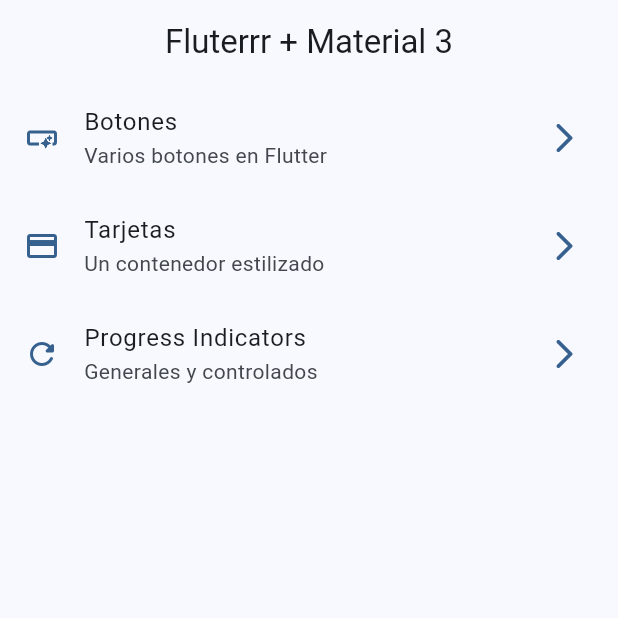
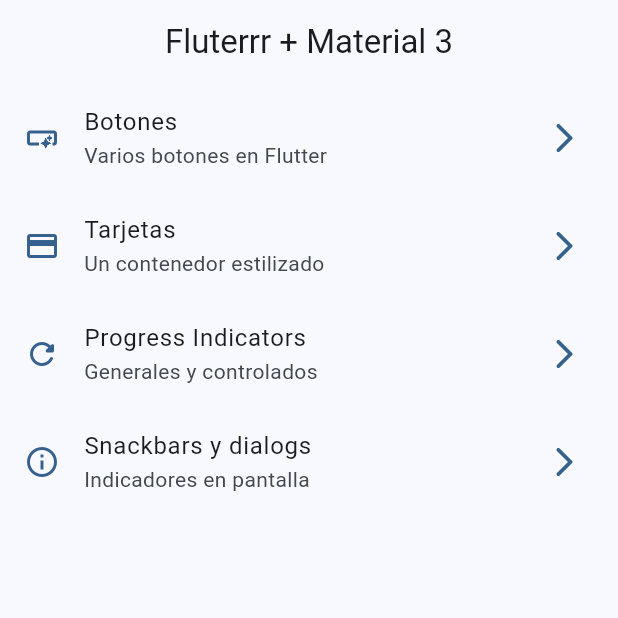
Before and after one commit to RonaldoVera/widgetd_app, a Flutter app: the screen it shows after launch, on a phone screen of 412 x 824 dp, the top half of it. Run offline on Flutter 3.47's test engine with Material 3 defaults, Android fonts, the phone set to English and light mode, and no system bars; our stand-ins replace go_router.

Commit message:
snackbars dialogs terminado

```diff
--- a/lib/config/router/app_router.dart
+++ b/lib/config/router/app_router.dart
@@ -28,5 +28,10 @@ final appRouter = GoRouter(
       name: ProgressScreen.routeName,
       builder: (context, state) => const ProgressScreen(),
     ),
+    GoRoute(
+      path: '/snackbar',
+      name: SnackbarScreen.routeName,
+      builder: (context, state) => const SnackbarScreen(),
+    ),
   ],
 );
--- a/lib/main.dart
+++ b/lib/main.dart
@@ -12,6 +12,7 @@ class MainApp extends StatelessWidget {
   @override
   Widget build(BuildContext context) {
     return MaterialApp.router(
+      title: 'Flutter Widgets',
       routerConfig: appRouter,
       debugShowCheckedModeBanner: false,
       theme: AppTheme(selectedColor: 1).getTheme(),
--- a/lib/menu/menu_items.dart
+++ b/lib/menu/menu_items.dart
@@ -34,4 +34,10 @@ const appMenuItems = <MenuItem>[
     link: '/progress',
     icon: Icons.refresh_rounded,
   ),
+  MenuItem(
+    title: 'Snackbars y dialogs',
+    subTitle: 'Indicadores en pantalla',
+    link: '/snackbar',
+    icon: Icons.info_outline,
+  ),
 ];
```
Also changed, not shown: lib/presentation/screens/snackbar/snackbar_screen.dart (+71 -1 lines).
